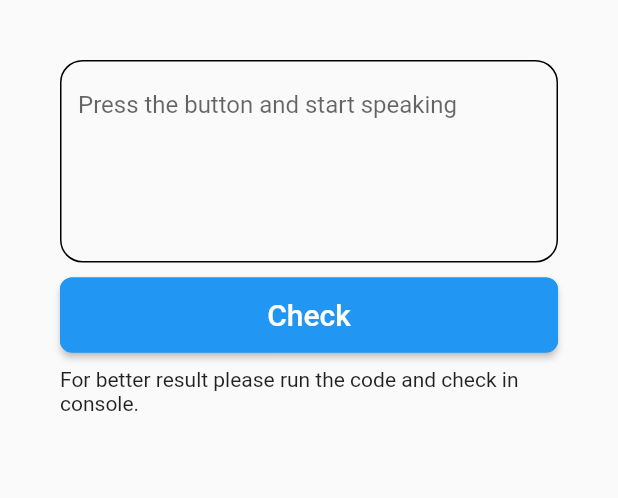
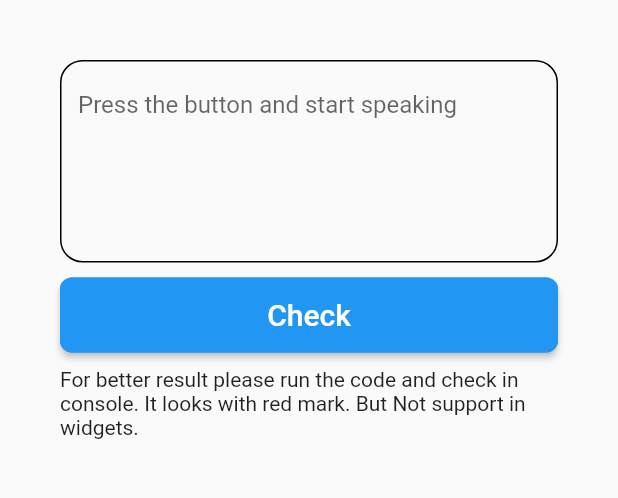
Before and after one commit to MdAsifUrRahmanAbir/Edvive_Task2_MdAsifUrRahmanAbir, a Flutter app: the screen it shows after launch, on a phone screen of 412 x 824 dp, the part 84-582 px from its top. Run offline on Flutter 3.47's test engine with Material 2 defaults, Android fonts, the phone set to English and light mode, and no system bars; missing offline and left inert: language_tool.

Commit message:
perfect result is in run console

```diff
--- a/lib/home_page.dart
+++ b/lib/home_page.dart
@@ -129,7 +129,7 @@ class _HomePageState extends State<HomePage> {
 
             ///Result
             const Center(
-              child: Text('For better result please run the code and check in console.'),
+              child: Text('For better result please run the code and check in console. It looks with red mark. But Not support in widgets.'),
             )
           ],
         ),
```
